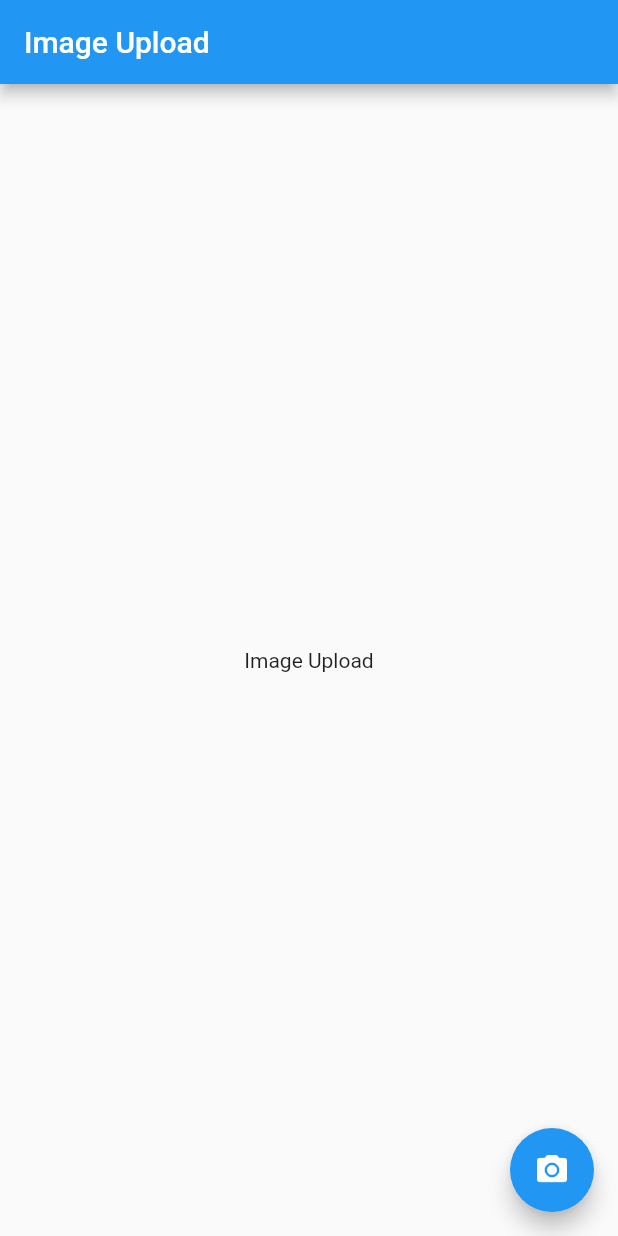
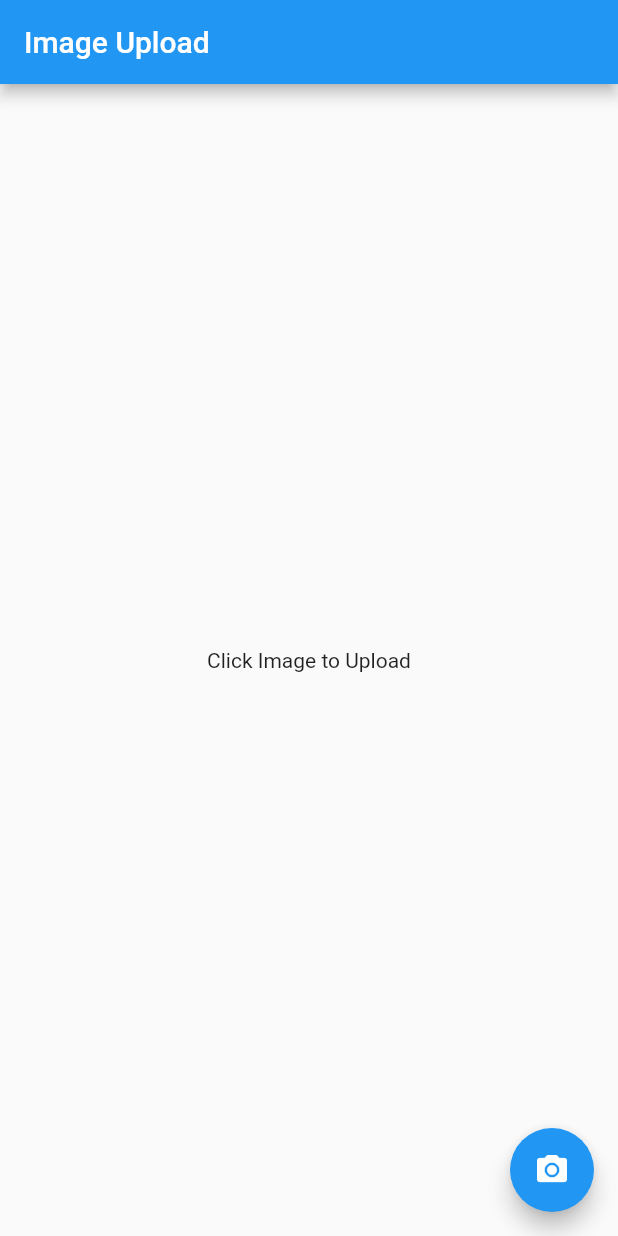
Before and after one commit to toufeeqahamedns/image_upload, a Flutter app: the screen it shows after launch, after a tap on the "camera alt" icon, on a phone screen of 412 x 824 dp. Run offline on Flutter 3.47's test engine with Material 2 defaults, Android fonts, the light colour scheme and no system bars; our stand-ins replace dio, equatable, flutter_bloc, flutter_native_image, get_it, image_picker and 1 more; missing offline and left inert: a package.

Commit message:
Adding Image Upload

```diff
--- a/lib/blocs/app_bloc_state.dart
+++ b/lib/blocs/app_bloc_state.dart
@@ -9,7 +9,11 @@ class AppState extends Equatable {
 
   const AppState.capturedImage() : this._(status: AppStatus.imageCaptured);
 
-  const AppState.compressingImage() : this._(status: AppStatus.compress);
+  const AppState.compressingImage() : this._(status: AppStatus.compressing);
+
+  const AppState.uploadingImage() : this._(status: AppStatus.uploading);
+
+  const AppState.uploadedImage() : this._(status: AppStatus.uploaded);
 
   @override
   List<Object?> get props => [status];
@@ -18,6 +22,7 @@ class AppState extends Equatable {
 enum AppStatus {
   unknown,
   imageCaptured,
-  compress,
-  upload,
+  compressing,
+  uploading,
+  uploaded,
 }
--- a/lib/image_upload.dart
+++ b/lib/image_upload.dart
@@ -22,18 +22,27 @@ class ImageUpload extends StatelessWidget {
                   "Image Captured at location ${context.watch<AppBloc>().imageFile}",
                   textAlign: TextAlign.center,
                 );
+              case AppStatus.compressing:
+                return Text("Compressing Image...");
+              case AppStatus.uploading:
+                return Text("Uploading Image...");
+              case AppStatus.uploading:
+                return Text("Uploaded Image");
+              case AppStatus.unknown:
               default:
-                return Text("Image Upload");
+                return Text("Click Image to Upload");
             }
           },
         ),
       ),
       floatingActionButton: FloatingActionButton(
-        child: context.watch<AppBloc>().state.status == AppStatus.unknown
+        child: (context.watch<AppBloc>().state.status == AppStatus.unknown ||
+                context.watch<AppBloc>().state.status == AppStatus.uploaded)
             ? Icon(Icons.camera_alt)
             : Icon(Icons.upload),
         onPressed: () {
-          if (context.read<AppBloc>().state.status == AppStatus.unknown) {
+          if (context.read<AppBloc>().state.status == AppStatus.unknown ||
+              context.read<AppBloc>().state.status == AppStatus.uploaded) {
             context.read<AppBloc>().add(CaptureImage());
           } else {
             context.read<AppBloc>().add(UploadImage());
--- a/lib/main.dart
+++ b/lib/main.dart
@@ -1,10 +1,20 @@
 import 'package:flutter/material.dart';
 import 'package:flutter_bloc/flutter_bloc.dart';
+import 'package:get_it/get_it.dart';
 import 'package:image_upload/blocs/app_bloc.dart';
 import 'package:image_upload/image_upload.dart';
+import 'package:image_upload/main.config.dart';
+import 'package:image_upload/repository.dart';
+import 'package:injectable/injectable.dart';
 
+final getIt = GetIt.instance;
+
+@injectableInit
+void configureInjection() => $initGetIt(getIt);
 void main() {
-  runApp(BlocProvider<AppBloc>(create: (_) => AppBloc(), child: MyApp()));
+  configureInjection();
+  runApp(BlocProvider<AppBloc>(
+      create: (_) => AppBloc(getIt<Repository>()), child: MyApp()));
 }
 
 class MyApp extends StatelessWidget {
--- /dev/null
+++ b/lib/repository.dart
@@ -0,0 +1,15 @@
+import 'package:image_upload/services/i_api_service.dart';
+import 'package:injectable/injectable.dart';
+
+@Injectable()
+class Repository {
+  final IApiService _apiService;
+
+  Repository(this._apiService);
+
+  Future<void> uploadImage(String base64Image) async {
+    return await _apiService
+        .uploadImage(base64Image)
+        .onError((error, stackTrace) => error);
+  }
+}
--- /dev/null
+++ b/lib/services/i_api_service.dart
@@ -0,0 +1,3 @@
+abstract class IApiService {
+  Future<void> uploadImage(String base64Image);
+}
```
Also changed, not shown: lib/blocs/app_bloc.dart (+21 -3 lines), lib/services/api_service.dart (added, +25 -0 lines), pubspec.yaml (+13 -0 lines), lib/main.config.dart (added), pubspec.lock.
